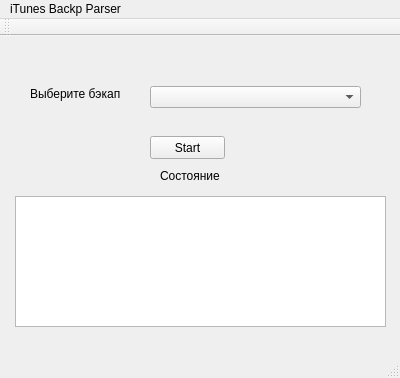
Old version of the form mainwindow.ui in the repository vohulg/iTunesParser.
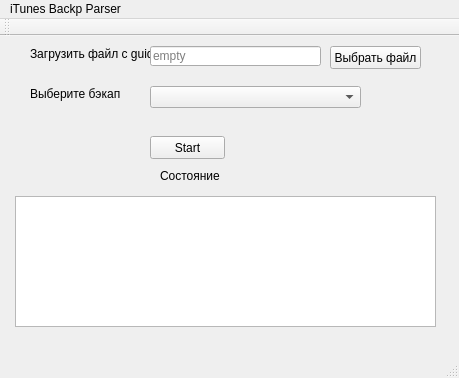
New version of the form.

Commit message: добавил получение из файла guid, url  и отправку на сервер этих данных

The edit to the form file:
```diff
--- a/mainwindow.ui
+++ b/mainwindow.ui
@@ -9,7 +9,7 @@
    <rect>
     <x>0</x>
     <y>0</y>
-    <width>400</width>
+    <width>459</width>
     <height>378</height>
    </rect>
   </property>
@@ -58,7 +58,7 @@
      <rect>
       <x>15</x>
       <y>160</y>
-      <width>371</width>
+      <width>421</width>
       <height>131</height>
      </rect>
     </property>
@@ -76,13 +76,55 @@
      <string>Состояние</string>
     </property>
    </widget>
+   <widget class="QLabel" name="label_3">
+    <property name="geometry">
+     <rect>
+      <x>30</x>
+      <y>10</y>
+      <width>121</width>
+      <height>16</height>
+     </rect>
+    </property>
+    <property name="text">
+     <string>Загрузить файл с guid</string>
+    </property>
+   </widget>
+   <widget class="QLineEdit" name="guidLine">
+    <property name="geometry">
+     <rect>
+      <x>150</x>
+      <y>10</y>
+      <width>171</width>
+      <height>20</height>
+     </rect>
+    </property>
+    <property name="readOnly">
+     <bool>true</bool>
+    </property>
+    <property name="placeholderText">
+     <string>empty</string>
+    </property>
+   </widget>
+   <widget class="QPushButton" name="chooseFileBtn">
+    <property name="geometry">
+     <rect>
+      <x>330</x>
+      <y>10</y>
+      <width>91</width>
+      <height>23</height>
+     </rect>
+    </property>
+    <property name="text">
+     <string>Выбрать файл</string>
+    </property>
+   </widget>
   </widget>
   <widget class="QMenuBar" name="menuBar">
    <property name="geometry">
     <rect>
      <x>0</x>
      <y>0</y>
-     <width>400</width>
+     <width>459</width>
      <height>21</height>
     </rect>
    </property>
```
The commit also changes 2 other files.
